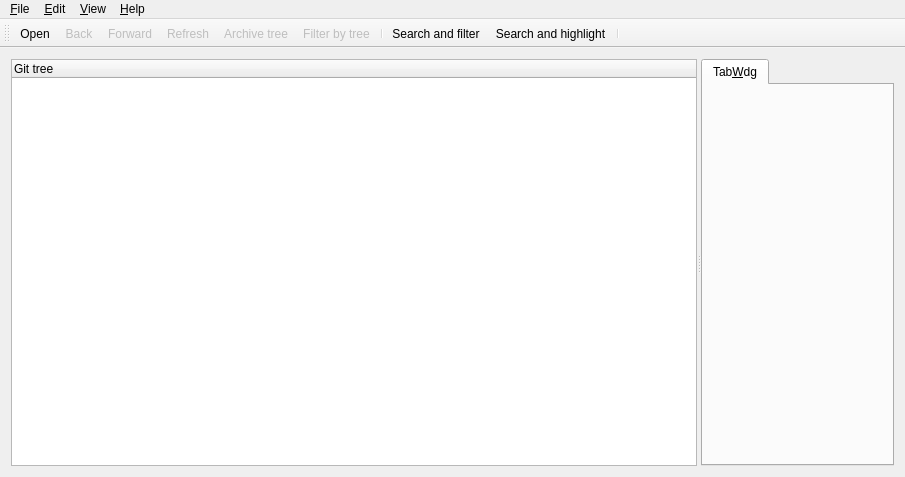
Before: the Qt Designer form src/mainview.ui in coolshou/qgitx, drawn with Qt 5.
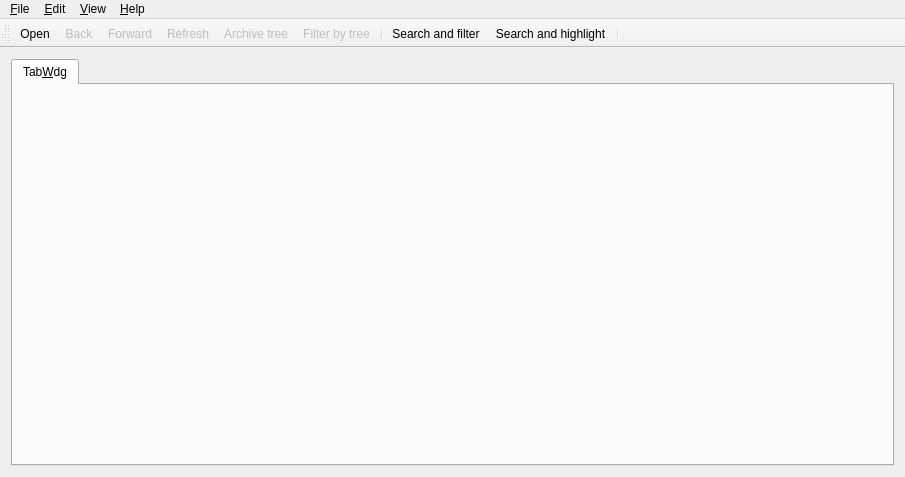
After: the same form once the commit is applied. Icons and pictures are not drawn. Custom widgets are drawn as their Qt base class.

Commit message:
remove TreeView
another one bites the dust...

Diff of the .ui file:
```diff
--- a/src/mainview.ui
+++ b/src/mainview.ui
@@ -27,25 +27,6 @@
       <property name="orientation">
        <enum>Qt::Horizontal</enum>
       </property>
-      <widget class="TreeView" name="treeView">
-       <property name="contextMenuPolicy">
-        <enum>Qt::CustomContextMenu</enum>
-       </property>
-       <property name="selectionMode">
-        <enum>QAbstractItemView::ExtendedSelection</enum>
-       </property>
-       <property name="rootIsDecorated">
-        <bool>false</bool>
-       </property>
-       <property name="columnCount">
-        <number>1</number>
-       </property>
-       <column>
-        <property name="text">
-         <string>Git tree</string>
-        </property>
-       </column>
-      </widget>
       <widget class="QTabWidget" name="tabWdg">
        <widget class="QWidget" name="TabWdg">
         <attribute name="title">
@@ -675,13 +656,6 @@
   </action>
  </widget>
  <layoutdefault spacing="6" margin="11"/>
- <customwidgets>
-  <customwidget>
-   <class>TreeView</class>
-   <extends>QTreeWidget</extends>
-   <header>treeview.h</header>
-  </customwidget>
- </customwidgets>
  <resources>
   <include location="icons.qrc"/>
  </resources>
```
The commit also changes 7 other files.
